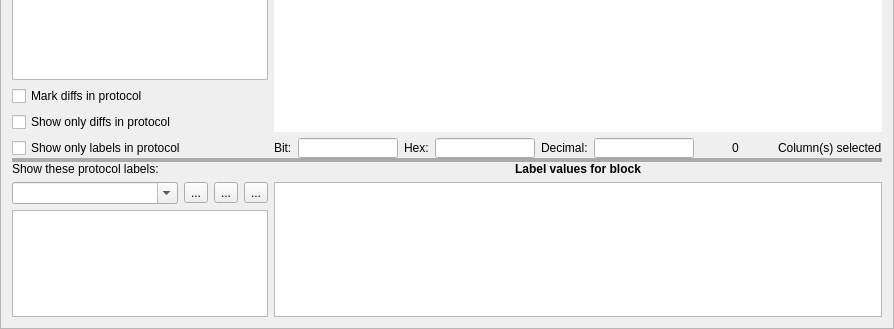
The window that ui/analysis_frame.ui (jopohl/urh) describes before a commit, drawn with Qt 5; both pictures show x 0 to 894 and y 293 to 622 of the 894 by 622 pixel window.
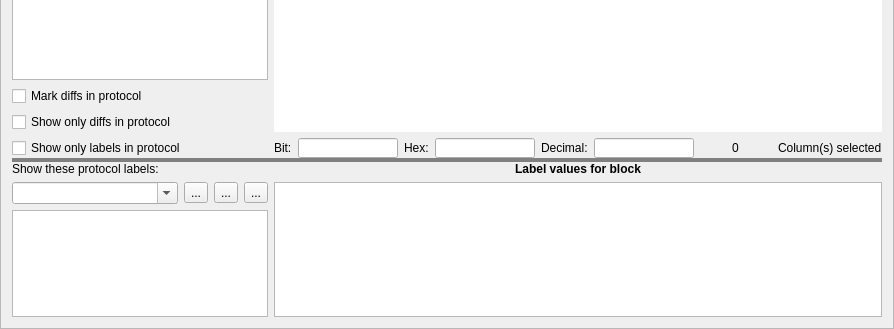
The same window after the commit. Icons and pictures are not drawn. Custom widgets are drawn as their Qt base class.

Commit message: adapt splitter layout

What changed in the file:
```diff
--- a/ui/analysis_frame.ui
+++ b/ui/analysis_frame.ui
@@ -47,9 +47,10 @@
    <item>
     <widget class="QSplitter" name="splitter">
      <property name="styleSheet">
-      <string notr="true">QSplitter::handle {
-    background-color: #AAAAAA;
-}</string>
+      <string notr="true">QSplitter::handle { background-color: gray }</string>
+     </property>
+     <property name="frameShape">
+      <enum>QFrame::NoFrame</enum>
      </property>
      <property name="midLineWidth">
       <number>0</number>
@@ -57,6 +58,12 @@
      <property name="orientation">
       <enum>Qt::Vertical</enum>
      </property>
+     <property name="opaqueResize">
+      <bool>true</bool>
+     </property>
+     <property name="handleWidth">
+      <number>4</number>
+     </property>
      <widget class="QWidget" name="">
       <layout class="QHBoxLayout" name="horizontalLayout_5">
        <item>
```
The commit also changes 1 other file.
